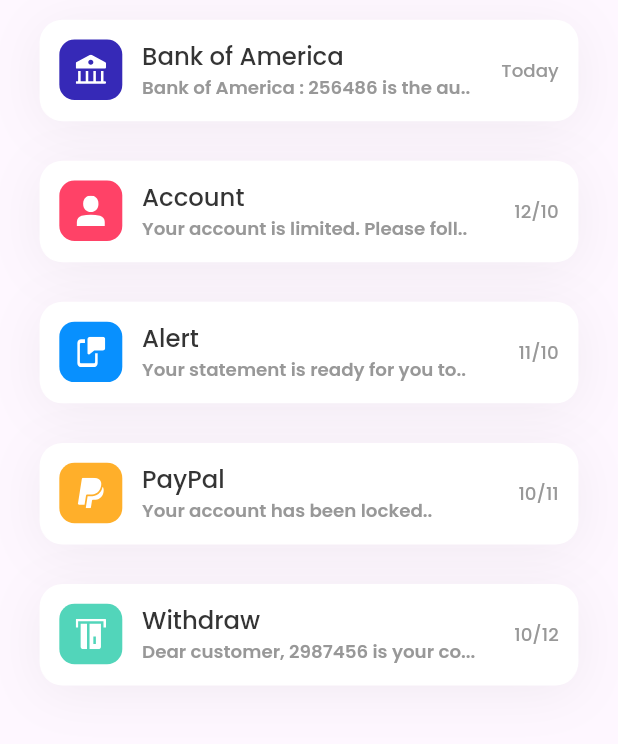
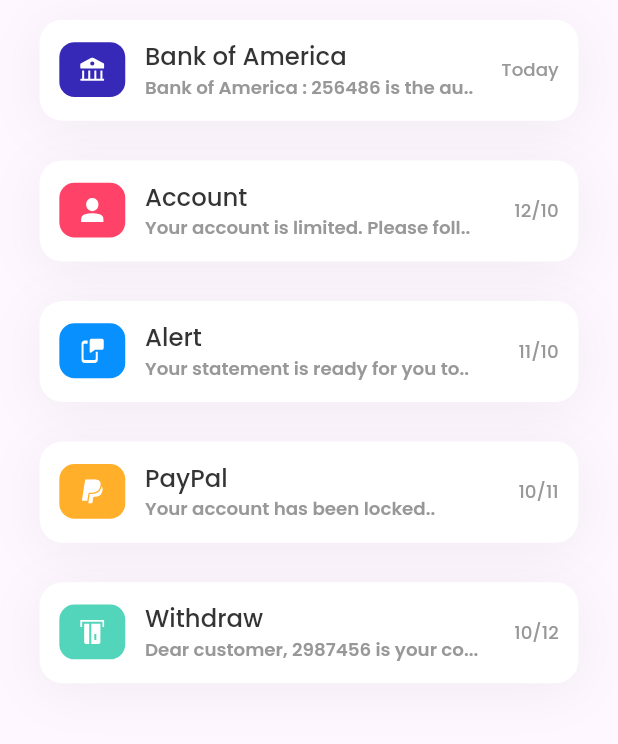
Before and after one commit to Aakanksha507/veda_project, a Flutter app: the MessageScreen screen opened directly, on a phone screen of 412 x 824 dp, the part 84-828 px from its top. Run offline on Flutter 3.47's test engine with Material 3 defaults, Android fonts, the phone set to English and light mode, and no system bars; our stand-ins replace flutter_screenutil, flutter_svg, google_fonts, intl_phone_number_input, mask_text_input_formatter, shared_preferences; accounts and stored records are empty.

Commit message:
Done Deletation of list and Added Edit Expenese File

```diff
--- a/lib/features/homepage/screens/transactions/add_expenses.dart
+++ b/lib/features/homepage/screens/transactions/add_expenses.dart
@@ -22,6 +22,7 @@ class _AddExpensesState extends State<AddExpenses> {
   final amoutController = TextEditingController();
 
   final SharedPrefService prefService = SharedPrefService();
+
 
   String? selectedValue;
 
@@ -55,6 +56,7 @@ class _AddExpensesState extends State<AddExpenses> {
                   selectedValue = value?.name;
                 });
               },
+
             ),
             InputFielsWidget(
               hintTxt: 'Description',
--- a/lib/features/widget/list_container_widget.dart
+++ b/lib/features/widget/list_container_widget.dart
@@ -2,6 +2,8 @@ import 'package:flutter/material.dart';
 import 'package:flutter_screenutil/flutter_screenutil.dart';
 import 'package:flutter_svg/svg.dart';
 import 'package:myflutterapp/features/widget/text_widget.dart';
+// import 'package:myflutterapp/widget/text_widget.dart';
+
 
 class ListContainerWidget extends StatelessWidget{
   final String title ;
@@ -10,6 +12,8 @@ class ListContainerWidget extends StatelessWidget{
   final Color? iconBgColor;
   final Color? txtTappingColor;
   final String? txtTapping;
+  final FontWeight? txtTappingFontWeight;
+  final double? txtTappingFontSize;
   final Widget? iconTapping;
   final double? height;
   final double? width;
@@ -19,7 +23,9 @@ class ListContainerWidget extends StatelessWidget{
   final EdgeInsetsGeometry? margin;
   final BorderSide ? borderBottom;
   final BorderRadiusGeometry? borderRadius;
-  final VoidCallback? onTap;
+
+
+
 
   const ListContainerWidget({
     super.key,
@@ -38,8 +44,8 @@ class ListContainerWidget extends StatelessWidget{
     this.margin,
     this.borderBottom,
     this.borderRadius,
-    this.onTap,
-
+    this.txtTappingFontSize,
+    this.txtTappingFontWeight
 
 
   });
@@ -48,8 +54,6 @@ class ListContainerWidget extends StatelessWidget{
   Widget build(BuildContext context) {
     return Padding(
       padding: EdgeInsets.symmetric(horizontal: 12.w),
-      child: GestureDetector(
-        onTap: onTap,
       child: Container(
         padding: padding ?? EdgeInsets.all(12.w),
         margin: margin?? EdgeInsets.all(12.w),
@@ -59,7 +63,6 @@ class ListContainerWidget extends StatelessWidget{
            border: Border(bottom: borderBottom??BorderSide(
             color: Color(0xFFFFFFFF),
             width: 1,
-
            )),
            boxShadow:boxShadow ??
                  [ BoxShadow(
@@ -75,15 +78,15 @@ class ListContainerWidget extends StatelessWidget{
           children: [
            if (leadingIconPath != null)
                 Container(
-                    padding: EdgeInsets.all(10),
+                  padding: EdgeInsets.symmetric(horizontal: 12.w, vertical: 10.h),
                   decoration: BoxDecoration(
                     borderRadius: BorderRadius.circular(10.r),
                     color: iconBgColor ?? const Color.fromARGB(255, 12, 12, 12),
                   ),
                   child: SvgPicture.asset(
                     leadingIconPath!,
-                      width: 20.w,
-                      height: 20.h,
+                    width: 16.w,
+                    height: 16.h,
                     colorFilter: const ColorFilter.mode(Colors.white, BlendMode.srcIn),
                   ),
                 ),
@@ -118,8 +121,8 @@ class ListContainerWidget extends StatelessWidget{
                     if (iconTapping != null)  SizedBox(width: 4.w),
                     TextWidget(
                       txt: txtTapping!,
-                        fontWeight: FontWeight.w500,
-                        fontSize: 12.sp,
+                      fontWeight: txtTappingFontWeight?? FontWeight.w500,
+                      fontSize: txtTappingFontSize??12.sp,
                       txtColor: txtTappingColor ?? Color(0xFF989898)),
                   ],
                 ],
@@ -128,7 +131,6 @@ class ListContainerWidget extends StatelessWidget{
         ],
         ),
       ),
-      ),
     );
   }
 }
--- a/lib/features/widget/text_field_widget/dropdown_field_widget.dart
+++ b/lib/features/widget/text_field_widget/dropdown_field_widget.dart
@@ -35,6 +35,7 @@ class _DropdownFieldWidgetState extends State<DropdownFieldWidget> {
             ),
           ),
           DropdownButtonFormField<ExpensesCategory>(
+
             decoration: InputDecoration(
               border: OutlineInputBorder(
                 borderRadius: BorderRadius.circular(15),
```
Also changed, not shown: lib/enumClass/enum.dart (+57 -42 lines), lib/features/homepage/screens/transactions/transaction_report.dart (+66 -16 lines), lib/features/homepage/screens/transactions/edit_expenses.dart (added). Lines whose indentation alone changed are shown as unchanged.
